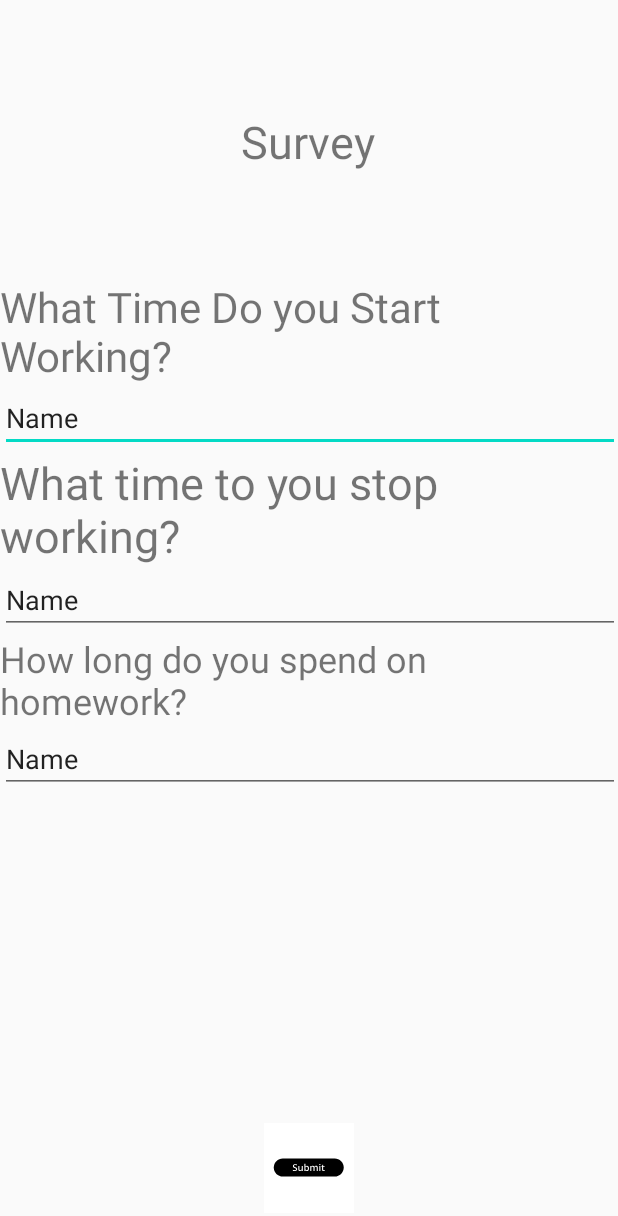
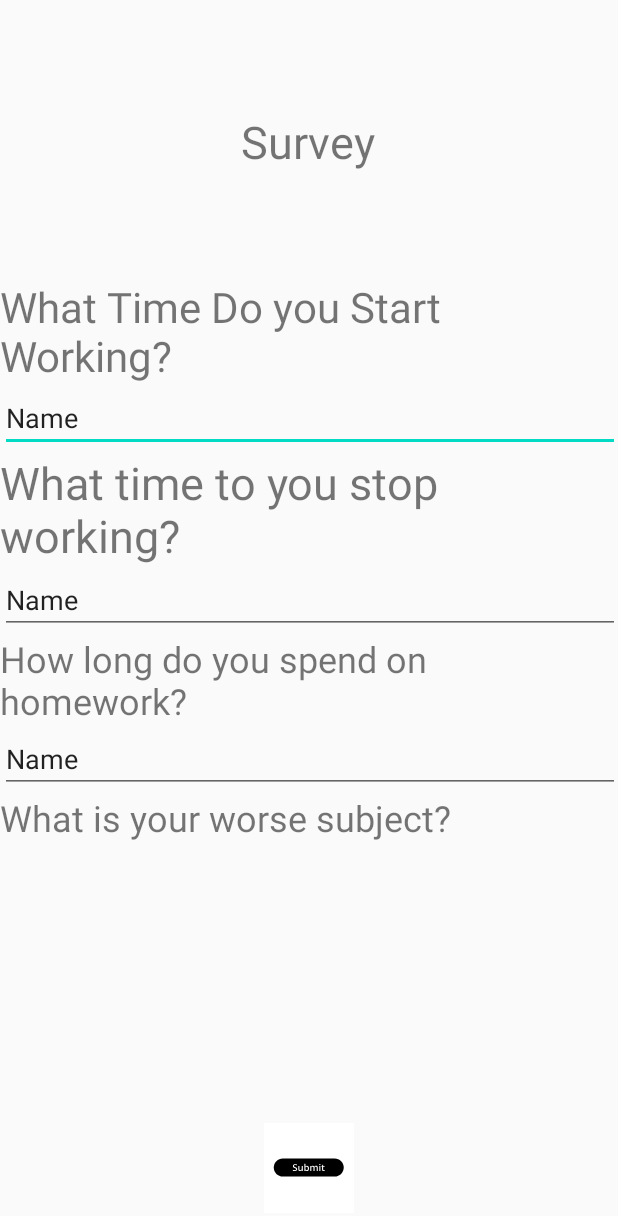
Before and after one commit to devauntea/TasLOCK, an Android app: the layout activity_survey.xml on its own in the app's theme, with its tools: preview values and no code run, on a phone screen of 412 x 824 dp. Shown: the top 1216 px of the screen. Run offline under Robolectric (Android 15) with nearby library versions, the phone set to English and light mode, and no system bars; Roboto replaces fonts that are not available here.

Commit message:
Added a question

```diff
--- a/app/src/main/res/layout/activity_survey.xml
+++ b/app/src/main/res/layout/activity_survey.xml
@@ -80,6 +80,13 @@
             android:inputType="textPersonName"
             android:text="Name" />
 
+        <TextView
+            android:id="@+id/textView13"
+            android:layout_width="match_parent"
+            android:layout_height="wrap_content"
+            android:text="What is your worse subject? "
+            android:textSize="24sp" />
+
     </LinearLayout>
 
     <com.airbnb.lottie.LottieAnimationView
```
